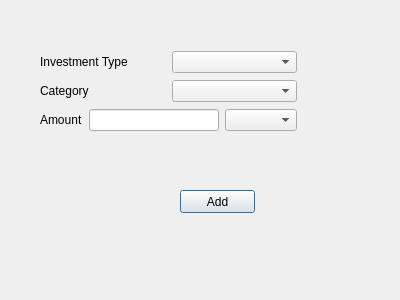
First picture: the form in QTClient/Client/newinvestment.ui, repository ranadewa/WealthManager, before the edit.
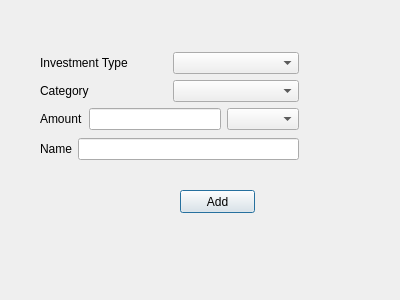
Second picture: the form after the edit.

```diff
--- a/QTClient/Client/newinvestment.ui
+++ b/QTClient/Client/newinvestment.ui
@@ -31,10 +31,12 @@
     <rect>
      <x>40</x>
      <y>50</y>
-     <width>257</width>
-     <height>82</height>
+     <width>259</width>
+     <height>112</height>
     </rect>
    </property>
+   <layout class="QVBoxLayout" name="verticalLayout_2">
+    <item>
    <layout class="QVBoxLayout" name="verticalLayout">
     <item>
      <layout class="QHBoxLayout" name="horizontalLayout">
@@ -82,6 +84,22 @@
          <widget class="QComboBox" name="currency"/>
         </item>
        </layout>
+        </item>
+       </layout>
+      </item>
+     </layout>
+    </item>
+    <item>
+     <layout class="QHBoxLayout" name="horizontalLayout_5">
+      <item>
+       <widget class="QLabel" name="label_4">
+        <property name="text">
+         <string>Name</string>
+        </property>
+       </widget>
+      </item>
+      <item>
+       <widget class="QLineEdit" name="name"/>
       </item>
      </layout>
     </item>
```
Lines whose indentation alone changed are shown as unchanged.
